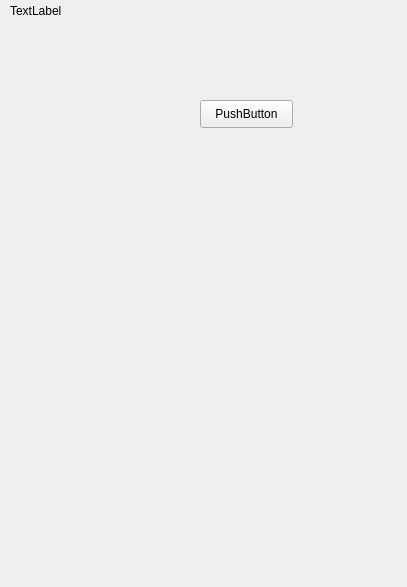
The window that ui_files/QgisVdoDockwidgetBase.ui (lugovskovp/QGIS_VDO) describes before a commit, drawn with Qt 5.
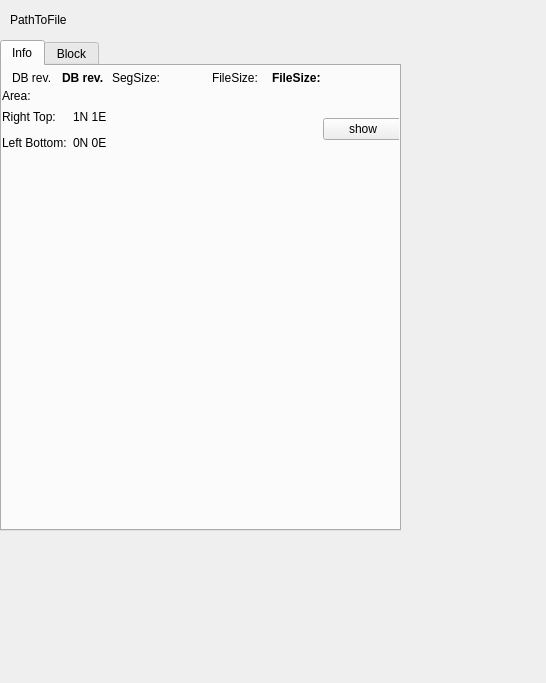
The same window after the commit.

Commit message: mvp dockwidget

What changed in the file:
```diff
--- a/ui_files/QgisVdoDockwidgetBase.ui
+++ b/ui_files/QgisVdoDockwidgetBase.ui
@@ -6,45 +6,298 @@
    <rect>
     <x>0</x>
     <y>0</y>
-    <width>407</width>
-    <height>587</height>
+    <width>546</width>
+    <height>683</height>
    </rect>
   </property>
   <property name="windowTitle">
    <string>DockWidget</string>
   </property>
   <widget class="QWidget" name="dockWidgetContents">
-   <widget class="QLabel" name="l_vdo_path">
+   <property name="sizePolicy">
+    <sizepolicy hsizetype="Expanding" vsizetype="Expanding">
+     <horstretch>0</horstretch>
+     <verstretch>0</verstretch>
+    </sizepolicy>
+   </property>
+   <widget class="QWidget" name="gridLayoutWidget_2">
     <property name="geometry">
      <rect>
-      <x>10</x>
-      <y>0</y>
-      <width>261</width>
-      <height>21</height>
+      <x>0</x>
+      <y>40</y>
+      <width>401</width>
+      <height>491</height>
      </rect>
     </property>
-    <property name="sizePolicy">
-     <sizepolicy hsizetype="Maximum" vsizetype="Preferred">
-      <horstretch>0</horstretch>
-      <verstretch>0</verstretch>
-     </sizepolicy>
-    </property>
-    <property name="text">
-     <string>TextLabel</string>
-    </property>
+    <layout class="QGridLayout" name="gridLayout_2">
+     <property name="sizeConstraint">
+      <enum>QLayout::SetDefaultConstraint</enum>
+     </property>
+     <property name="leftMargin">
+      <number>0</number>
+     </property>
+     <item row="0" column="0">
+      <widget class="QTabWidget" name="tabWidget">
+       <property name="sizePolicy">
+        <sizepolicy hsizetype="Expanding" vsizetype="Expanding">
+         <horstretch>200</horstretch>
+         <verstretch>200</verstretch>
+        </sizepolicy>
+       </property>
+       <property name="currentIndex">
+        <number>0</number>
+       </property>
+       <widget class="QWidget" name="tab_info">
+        <attribute name="title">
+         <string>Info</string>
+        </attribute>
+        <widget class="QLabel" name="l_vdo_dbrev">
+         <property name="geometry">
+          <rect>
+           <x>10</x>
+           <y>0</y>
+           <width>51</width>
+           <height>23</height>
+          </rect>
+         </property>
+         <property name="sizePolicy">
+          <sizepolicy hsizetype="Minimum" vsizetype="Minimum">
+           <horstretch>0</horstretch>
+           <verstretch>0</verstretch>
+          </sizepolicy>
+         </property>
+         <property name="text">
+          <string>DB rev. </string>
+         </property>
+        </widget>
+        <widget class="QLabel" name="l_vdo_size">
+         <property name="geometry">
+          <rect>
+           <x>210</x>
+           <y>0</y>
+           <width>61</width>
+           <height>23</height>
+          </rect>
+         </property>
+         <property name="text">
+          <string>FileSize:</string>
+         </property>
+        </widget>
+        <widget class="QLabel" name="l_vdo_size_val">
+         <property name="geometry">
+          <rect>
+           <x>270</x>
+           <y>0</y>
+           <width>121</width>
+           <height>23</height>
+          </rect>
+         </property>
+         <property name="font">
+          <font>
+           <pointsize>9</pointsize>
+           <weight>75</weight>
+           <bold>true</bold>
+          </font>
+         </property>
+         <property name="text">
+          <string>FileSize:</string>
+         </property>
+        </widget>
+        <widget class="QLabel" name="l_vdo_dbrev_val">
+         <property name="geometry">
+          <rect>
+           <x>60</x>
+           <y>0</y>
+           <width>51</width>
+           <height>23</height>
+          </rect>
+         </property>
+         <property name="sizePolicy">
+          <sizepolicy hsizetype="Minimum" vsizetype="Minimum">
+           <horstretch>0</horstretch>
+           <verstretch>0</verstretch>
+          </sizepolicy>
+         </property>
+         <property name="font">
+          <font>
+           <pointsize>9</pointsize>
+           <weight>75</weight>
+           <bold>true</bold>
+          </font>
+         </property>
+         <property name="text">
+          <string>DB rev. </string>
+         </property>
+        </widget>
+        <widget class="QLabel" name="l_areaA">
+         <property name="geometry">
+          <rect>
+           <x>0</x>
+           <y>20</y>
+           <width>191</width>
+           <height>21</height>
+          </rect>
+         </property>
+         <property name="text">
+          <string>Area:</string>
+         </property>
+         <property name="textInteractionFlags">
+          <set>Qt::LinksAccessibleByMouse|Qt::TextSelectableByMouse</set>
+         </property>
+        </widget>
+        <widget class="QWidget" name="horizontalLayoutWidget">
+         <property name="geometry">
+          <rect>
+           <x>0</x>
+           <y>40</y>
+           <width>401</width>
+           <height>47</height>
+          </rect>
+         </property>
+         <layout class="QHBoxLayout" name="horizontalLayout">
+          <item>
+           <layout class="QGridLayout" name="gridLayout_4">
+            <property name="rightMargin">
+             <number>10</number>
+            </property>
+            <item row="0" column="1">
+             <widget class="QLabel" name="l_rt_coord">
+              <property name="sizePolicy">
+               <sizepolicy hsizetype="Expanding" vsizetype="Preferred">
+                <horstretch>0</horstretch>
+                <verstretch>0</verstretch>
+               </sizepolicy>
+              </property>
+              <property name="font">
+               <font>
+                <pointsize>9</pointsize>
+               </font>
+              </property>
+              <property name="text">
+               <string>1N 1E</string>
+              </property>
+             </widget>
+            </item>
+            <item row="0" column="0">
+             <widget class="QLabel" name="l_rt_label">
+              <property name="sizePolicy">
+               <sizepolicy hsizetype="Minimum" vsizetype="Preferred">
+                <horstretch>0</horstretch>
+                <verstretch>0</verstretch>
+               </sizepolicy>
+              </property>
+              <property name="text">
+               <string>Right Top:</string>
+              </property>
+             </widget>
+            </item>
+            <item row="1" column="0">
+             <widget class="QLabel" name="l_lb_label">
+              <property name="sizePolicy">
+               <sizepolicy hsizetype="Minimum" vsizetype="Preferred">
+                <horstretch>0</horstretch>
+                <verstretch>0</verstretch>
+               </sizepolicy>
+              </property>
+              <property name="text">
+               <string>Left Bottom:</string>
+              </property>
+             </widget>
+            </item>
+            <item row="1" column="1">
+             <widget class="QLabel" name="l_lb_coord">
+              <property name="font">
+               <font>
+                <pointsize>9</pointsize>
+               </font>
+              </property>
+              <property name="text">
+               <string>0N 0E</string>
+              </property>
+             </widget>
+            </item>
+           </layout>
+          </item>
+          <item>
+           <widget class="QPushButton" name="pb_show_area">
+            <property name="sizePolicy">
+             <sizepolicy hsizetype="Fixed" vsizetype="Fixed">
+              <horstretch>0</horstretch>
+              <verstretch>0</verstretch>
+             </sizepolicy>
+            </property>
+            <property name="text">
+             <string>show</string>
+            </property>
+           </widget>
+          </item>
+         </layout>
+        </widget>
+        <widget class="QLabel" name="l_vdo_size_2">
+         <property name="geometry">
+          <rect>
+           <x>110</x>
+           <y>0</y>
+           <width>61</width>
+           <height>23</height>
+          </rect>
+         </property>
+         <property name="text">
+          <string>SegSize:</string>
+         </property>
+        </widget>
+       </widget>
+       <widget class="QWidget" name="tab_block">
+        <attribute name="title">
+         <string>Block</string>
+        </attribute>
+       </widget>
+      </widget>
+     </item>
+    </layout>
    </widget>
-   <widget class="QPushButton" name="pushButton">
+   <widget class="QWidget" name="gridLayoutWidget">
     <property name="geometry">
      <rect>
-      <x>200</x>
-      <y>100</y>
-      <width>93</width>
-      <height>28</height>
+      <x>0</x>
+      <y>0</y>
+      <width>401</width>
+      <height>41</height>
      </rect>
     </property>
-    <property name="text">
-     <string>PushButton</string>
-    </property>
+    <layout class="QGridLayout" name="gridLayout">
+     <property name="leftMargin">
+      <number>10</number>
+     </property>
+     <property name="topMargin">
+      <number>10</number>
+     </property>
+     <property name="rightMargin">
+      <number>10</number>
+     </property>
+     <property name="bottomMargin">
+      <number>10</number>
+     </property>
+     <property name="spacing">
+      <number>0</number>
+     </property>
+     <item row="0" column="0">
+      <widget class="QLabel" name="l_vdo_path">
+       <property name="sizePolicy">
+        <sizepolicy hsizetype="Expanding" vsizetype="Preferred">
+         <horstretch>0</horstretch>
+         <verstretch>0</verstretch>
+        </sizepolicy>
+       </property>
+       <property name="text">
+        <string>PathToFile</string>
+       </property>
+       <property name="textInteractionFlags">
+        <set>Qt::LinksAccessibleByMouse|Qt::TextSelectableByMouse</set>
+       </property>
+      </widget>
+     </item>
+    </layout>
    </widget>
   </widget>
  </widget>
```
Left out of the diff: 2 changed lines with no effect on the pictures. The commit also changes 1 other file.
